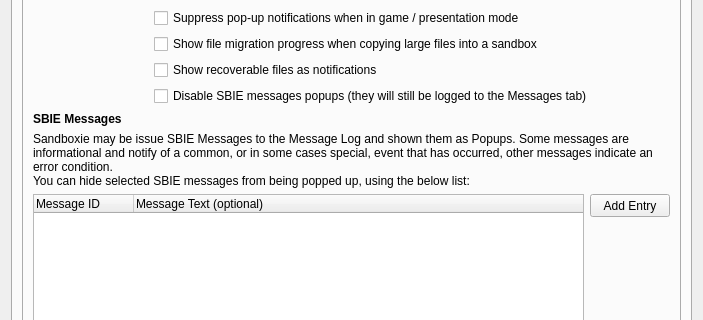
This is SandboxiePlus/SandMan/Forms/SettingsWindow.ui in sandboxie-plus/Sandboxie as Qt 5 draws it before an edit; both pictures show x 0 to 703 and y 99 to 419 of the 703 by 512 pixel window. The edited form follows.
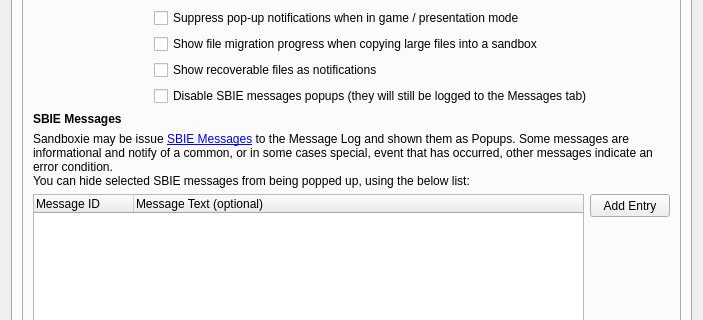
This is the edited form. The open tabs and pages were chosen to show the change. Icons and pictures are not drawn.

Commit message:
Update sandman_tr.ts
Additionally, two white spaces in a line have been removed.

Diff of the .ui file:
```diff
--- a/SandboxiePlus/SandMan/Forms/SettingsWindow.ui
+++ b/SandboxiePlus/SandMan/Forms/SettingsWindow.ui
@@ -324,7 +324,7 @@
                   </size>
                  </property>
                  <property name="text">
-                  <string>Sandboxie may be issue &lt;a href= &quot;sbie://docs/ sbiemessages&quot;&gt;SBIE Messages&lt;/a&gt; to the Message Log and shown them as Popups. Some messages are informational and notify of a common, or in some cases special, event that has occurred, other messages indicate an error condition.&lt;br /&gt;You can hide selected SBIE messages from being popped up, using the below list:</string>
+                  <string>Sandboxie may be issue &lt;a href=&quot;sbie://docs/sbiemessages&quot;&gt;SBIE Messages&lt;/a&gt; to the Message Log and shown them as Popups. Some messages are informational and notify of a common, or in some cases special, event that has occurred, other messages indicate an error condition.&lt;br /&gt;You can hide selected SBIE messages from being popped up, using the below list:</string>
                  </property>
                  <property name="wordWrap">
                   <bool>true</bool>
```
The commit also changes 1 other file.
